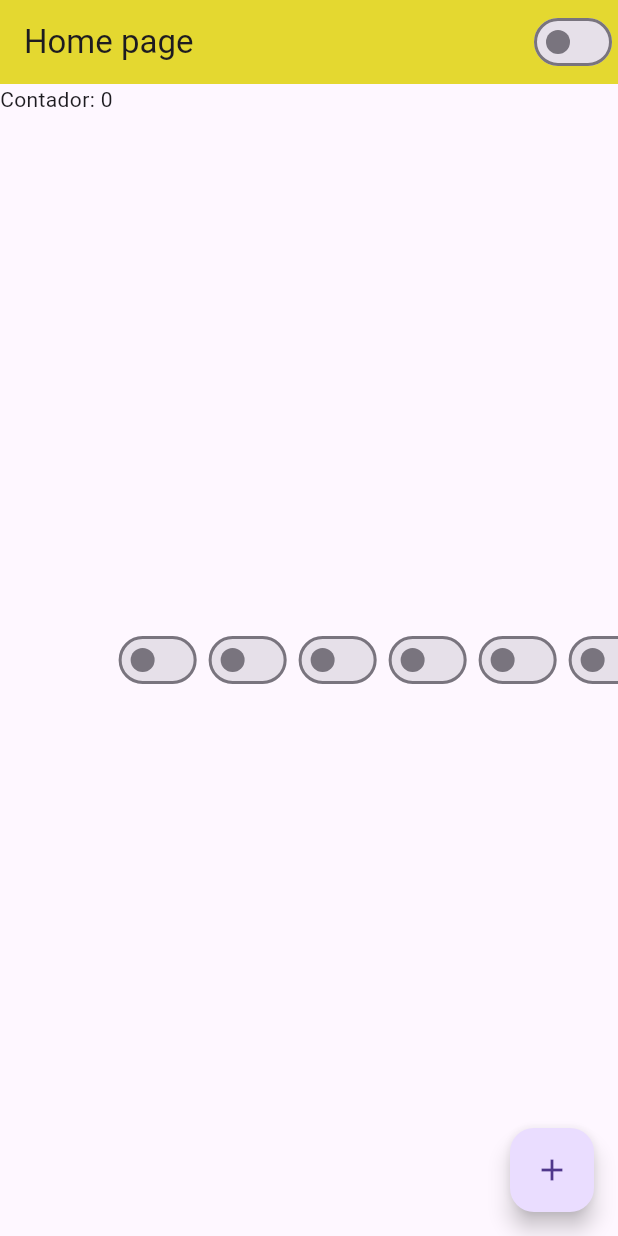
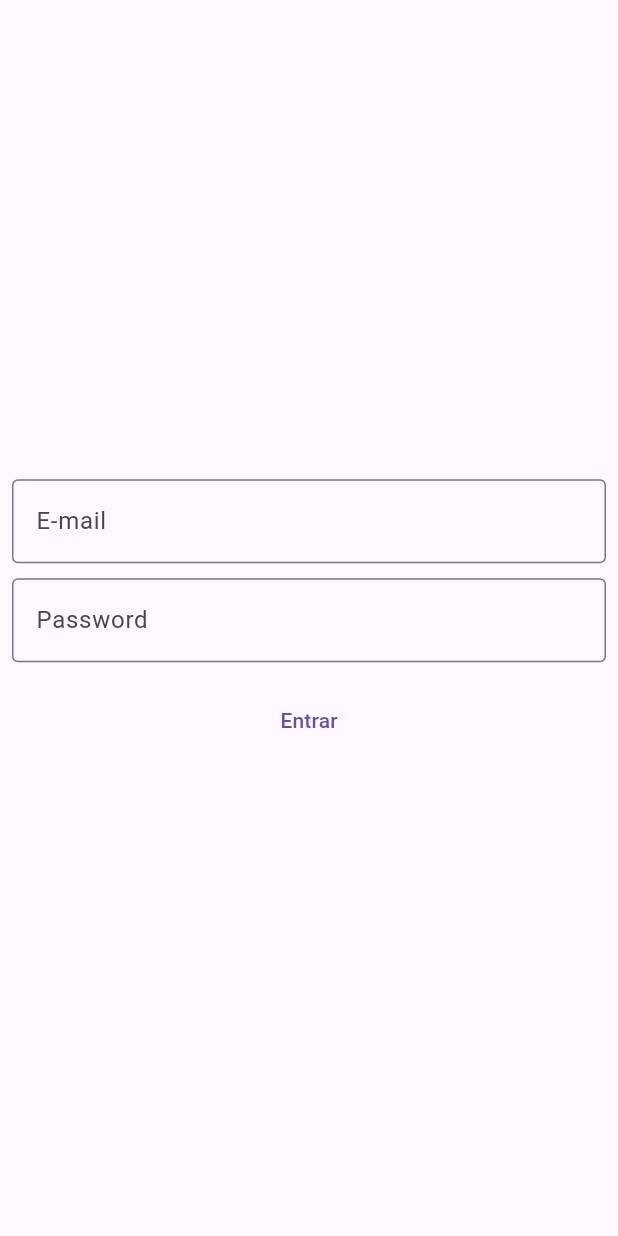
Before and after one commit to LFernandoMB/Flutter-learning, a Flutter app: the screen it shows after launch, on a phone screen of 412 x 824 dp. Run offline on Flutter 3.47's test engine with Material 3 defaults, Android fonts, the phone set to English and light mode, and no system bars.

Commit message:
Login page

```diff
--- a/ola_mundo/lib/app_widget.dart
+++ b/ola_mundo/lib/app_widget.dart
@@ -1,5 +1,6 @@
 import 'package:flutter/material.dart';
 import 'package:ola_mundo/app_controller.dart';
+import 'package:ola_mundo/login_page.dart';
 import 'home_page.dart';
 
 class AppWidget extends StatelessWidget {
@@ -13,7 +14,7 @@ class AppWidget extends StatelessWidget {
         primarySwatch: Colors.red,
         brightness: AppController.instance.isDarkTheme ? Brightness.dark : Brightness.light,
       ),
-      home: HomePage()
+      home: LoginPage()
     );
     },
     );
--- a/ola_mundo/lib/home_page.dart
+++ b/ola_mundo/lib/home_page.dart
@@ -25,45 +25,13 @@ class HomePageState extends State<HomePage> {
       body: Container(
         width: double.infinity, // Faz o componente ocupar toda dimensão horizontalmente
         height: double.infinity, // Faz o componente ocupar toda dimensão verticalmente
-        child: ListView( // Componente que cria o Scroll
-          // mainAxisAlignment: MainAxisAlignment.center, // Centraliza o componente em x e y
+        child: Column( // Componente que cria o Scroll
+          mainAxisAlignment: MainAxisAlignment.center, // Centraliza o componente em x e y
           // crossAxisAlignment: CrossAxisAlignment.start,
-          scrollDirection: Axis.horizontal, // Alinhando os componentes na direção horizontal
+          // scrollDirection: Axis.horizontal, // Alinhando os componentes na direção horizontal
 
           children: [
             Text('Contador: $counter'),
-            Container(height: 25),
-            CustomSwitch(),
-            Container(height: 25),
-            CustomSwitch(),
-            Container(height: 25),
-            CustomSwitch(),
-            Container(height: 25),
-            CustomSwitch(),
-            Container(height: 25),
-            CustomSwitch(),
-            Container(height: 25),
-            CustomSwitch(),
-            Container(height: 25),
-            CustomSwitch(),
-            Container(height: 25),
-            CustomSwitch(),
-            Container(height: 25),
-            CustomSwitch(),
-            Container(height: 25),
-            CustomSwitch(),
-            Container(height: 25),
-            CustomSwitch(),
-            Container(height: 25),
-            CustomSwitch(),
-            Container(height: 25),
-            CustomSwitch(),
-            Container(height: 25),
-            CustomSwitch(),
-            Container(height: 25),
-            CustomSwitch(),
-            Container(height: 25),
-            CustomSwitch(),
             Container(height: 25),
             CustomSwitch(),
             Container(height: 25),
--- /dev/null
+++ b/ola_mundo/lib/login_page.dart
@@ -0,0 +1,61 @@
+import 'package:flutter/material.dart';
+
+import 'app_controller.dart';
+
+class LoginPage extends StatefulWidget {
+  @override
+  State<LoginPage> createState() => _LoginPageState();
+}
+
+class _LoginPageState extends State<LoginPage> {
+  String email = '';
+  String password = '';
+
+  @override
+  Widget build(BuildContext context) {
+    return Scaffold(
+      body: SingleChildScrollView(
+        child: SizedBox(
+          width: MediaQuery.of(context).size.width,
+          height: MediaQuery.of(context).size.height,
+          child: Padding(
+            padding: const EdgeInsets.all(8.0),
+            child: Column(
+              mainAxisAlignment: MainAxisAlignment.center,
+              children: [
+                TextField(
+                  keyboardType: TextInputType.emailAddress,
+                  decoration: InputDecoration(
+                    labelText: 'E-mail',
+                    border: OutlineInputBorder()
+                  ),
+                  onChanged: (text) {
+                    email = text;
+                  },
+                ),
+                SizedBox(height: 10),
+                TextField(
+                  obscureText: true,
+                  decoration: InputDecoration(
+                    labelText: 'Password',
+                    border: OutlineInputBorder()
+                  ),
+                  onChanged: (text) {
+                    password = text;
+                  },
+                ),
+                SizedBox(height: 15),
+                TextButton(onPressed: () {
+                  if(email == 'l.fernandomb7@gmail.com' && password == '123456') {
+                    AppController.instance.changeTheme();
+                  }
+                },
+                child: Text('Entrar'))
+              ],
+            ),
+          ),
+        ),
+      ),
+    );
+  }
+}
```
Also changed, not shown: 1 other file.
